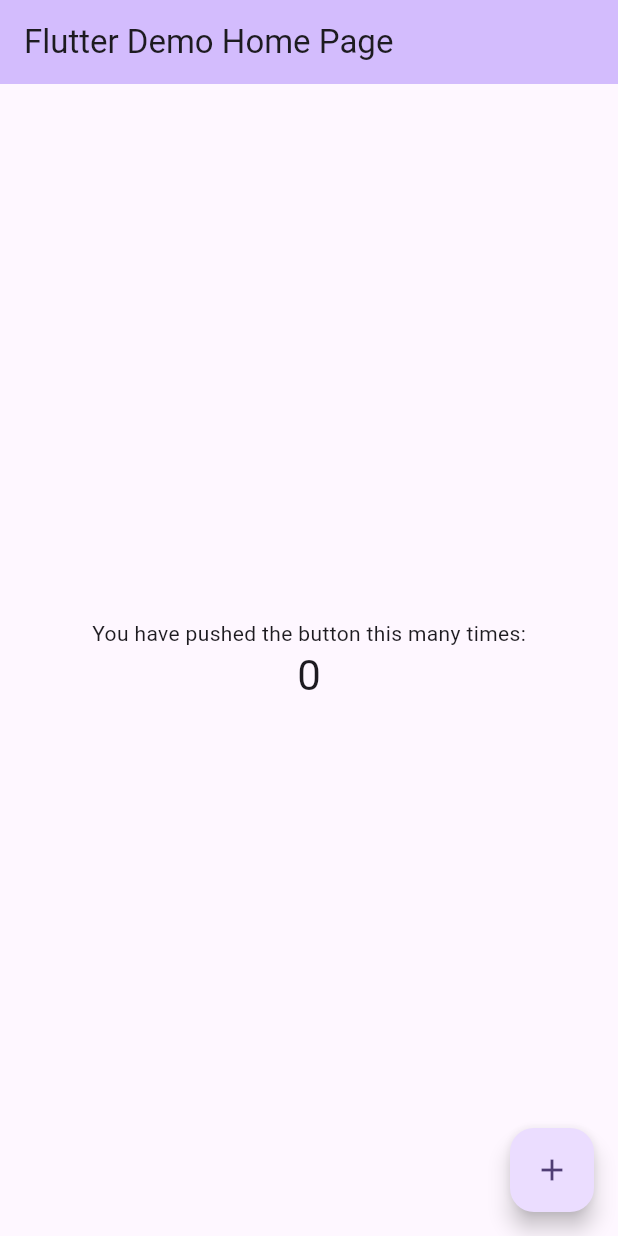
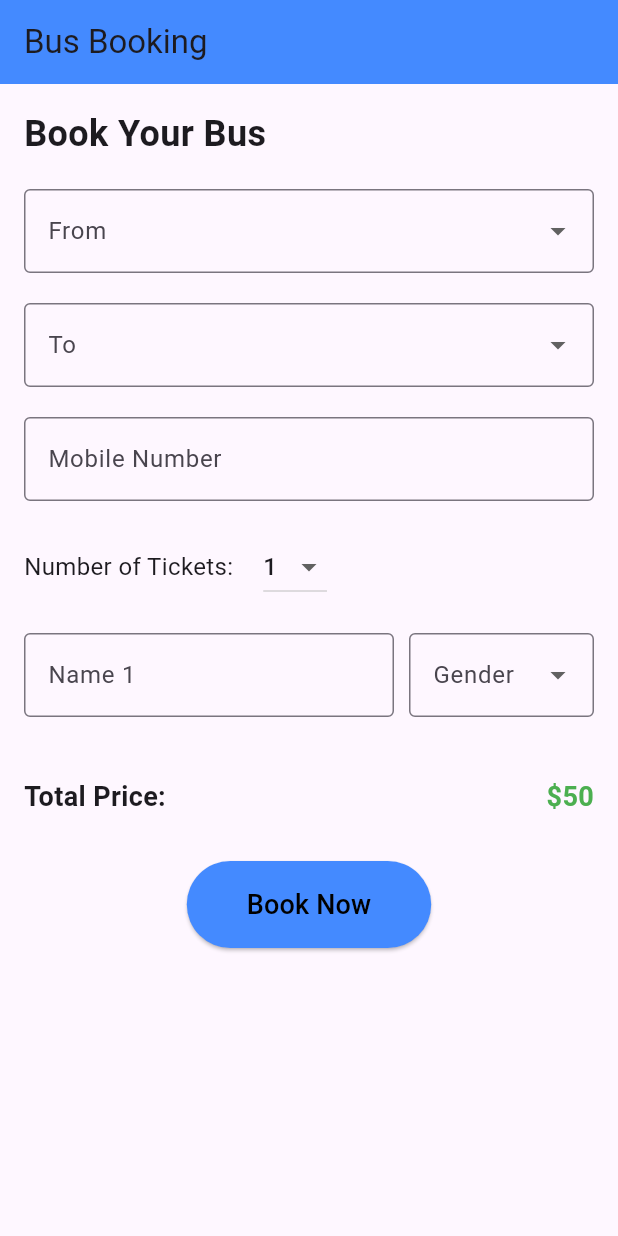
Before and after one commit to neelam1519/FindAny, a Flutter app: the screen it shows after launch, on a phone screen of 412 x 824 dp. Run offline on Flutter 3.47's test engine with Material 3 defaults, Android fonts, the phone set to English and light mode, and no system bars.

Commit message:
intial commit

```diff
--- /dev/null
+++ b/lib/busbooking/busbookinghome.dart
@@ -0,0 +1,263 @@
+import 'package:flutter/material.dart';
+
+class BusBookingHome extends StatefulWidget {
+  const BusBookingHome({super.key});
+
+  @override
+  _BusBookingHomeState createState() => _BusBookingHomeState();
+}
+
+class _BusBookingHomeState extends State<BusBookingHome> {
+  final TextEditingController mobileController = TextEditingController();
+  int ticketCount = 1;
+  final int ticketPrice = 50; // Example price per ticket
+
+  // Dropdown options for locations
+  final List<String> locations = ['City A', 'City B', 'City C', 'City D'];
+  String? selectedFrom;
+  String? selectedTo;
+
+  // Controllers for passenger names and gender selection
+  List<TextEditingController> nameControllers = [];
+  List<String?> selectedGenders = [];
+
+  @override
+  void initState() {
+    super.initState();
+    _initializePassengerDetails();
+  }
+
+  // Initialize controllers and gender selection based on ticket count
+  void _initializePassengerDetails() {
+    nameControllers = List.generate(ticketCount, (_) => TextEditingController());
+    selectedGenders = List.generate(ticketCount, (_) => null);
+  }
+
+  @override
+  void dispose() {
+    for (var controller in nameControllers) {
+      controller.dispose();
+    }
+    mobileController.dispose();
+    super.dispose();
+  }
+
+  @override
+  Widget build(BuildContext context) {
+    int totalPrice = ticketPrice * ticketCount;
+
+    return Scaffold(
+      appBar: AppBar(
+        title: const Text('Bus Booking'),
+        backgroundColor: Colors.blueAccent,
+      ),
+      body: Padding(
+        padding: const EdgeInsets.all(16.0),
+        child: SingleChildScrollView(
+          child: Column(
+            crossAxisAlignment: CrossAxisAlignment.start,
+            children: [
+              const Text(
+                'Book Your Bus',
+                style: TextStyle(fontSize: 24, fontWeight: FontWeight.bold),
+              ),
+              const SizedBox(height: 20),
+
+              // From Dropdown
+              DropdownButtonFormField<String>(
+                decoration: const InputDecoration(
+                  labelText: 'From',
+                  border: OutlineInputBorder(),
+                ),
+                value: selectedFrom,
+                items: locations
+                    .map((location) => DropdownMenuItem(
+                  value: location,
+                  child: Text(location),
+                ))
+                    .toList(),
+                onChanged: (value) {
+                  setState(() {
+                    selectedFrom = value;
+                  });
+                },
+              ),
+              const SizedBox(height: 20),
+
+              // To Dropdown
+              DropdownButtonFormField<String>(
+                decoration: const InputDecoration(
+                  labelText: 'To',
+                  border: OutlineInputBorder(),
+                ),
+                value: selectedTo,
+                items: locations
+                    .map((location) => DropdownMenuItem(
+                  value: location,
+                  child: Text(location),
+                ))
+                    .toList(),
+                onChanged: (value) {
+                  setState(() {
+                    selectedTo = value;
+                  });
+                },
+              ),
+              const SizedBox(height: 20),
+
+              // Mobile Number Input
+              TextField(
+                controller: mobileController,
+                keyboardType: TextInputType.phone,
+                decoration: const InputDecoration(
+                  labelText: 'Mobile Number',
+                  border: OutlineInputBorder(),
+                ),
+              ),
+              const SizedBox(height: 20),
+
+              // Number of Tickets Selector
+              Row(
+                children: [
+                  const Text(
+                    'Number of Tickets:',
+                    style: TextStyle(fontSize: 16),
+                  ),
+                  const SizedBox(width: 20),
+                  DropdownButton<int>(
+                    value: ticketCount,
+                    items: List.generate(10, (index) => index + 1)
+                        .map((num) => DropdownMenuItem(
+                      value: num,
+                      child: Text(num.toString()),
+                    ))
+                        .toList(),
+                    onChanged: (value) {
+                      setState(() {
+                        ticketCount = value ?? 1;
+                        _initializePassengerDetails();
+                      });
+                    },
+                  ),
+                ],
+              ),
+              const SizedBox(height: 20),
+
+              // Dynamic passenger details input fields
+              ListView.builder(
+                shrinkWrap: true,
+                physics: const NeverScrollableScrollPhysics(),
+                itemCount: ticketCount,
+                itemBuilder: (context, index) {
+                  return Padding(
+                    padding: const EdgeInsets.only(bottom: 20.0),
+                    child: Row(
+                      children: [
+                        Expanded(
+                          flex: 2,
+                          child: TextField(
+                            controller: nameControllers[index],
+                            decoration: InputDecoration(
+                              labelText: 'Name ${index + 1}',
+                              border: const OutlineInputBorder(),
+                            ),
+                          ),
+                        ),
+                        const SizedBox(width: 10),
+                        Expanded(
+                          child: DropdownButtonFormField<String>(
+                            decoration: const InputDecoration(
+                              labelText: 'Gender',
+                              border: OutlineInputBorder(),
+                            ),
+                            value: selectedGenders[index],
+                            items: ['Male', 'Female']
+                                .map((gender) => DropdownMenuItem(
+                              value: gender,
+                              child: Text(gender),
+                            ))
+                                .toList(),
+                            onChanged: (value) {
+                              setState(() {
+                                selectedGenders[index] = value;
+                              });
+                            },
+                          ),
+                        ),
+                      ],
+                    ),
+                  );
+                },
+              ),
+              const SizedBox(height: 20),
+
+              // Price Display
+              Row(
+                mainAxisAlignment: MainAxisAlignment.spaceBetween,
+                children: [
+                  const Text(
+                    'Total Price:',
+                    style: TextStyle(fontSize: 18, fontWeight: FontWeight.bold),
+                  ),
+                  Text(
+                    '\$${totalPrice.toString()}',
+                    style: const TextStyle(
+                        fontSize: 18,
+                        fontWeight: FontWeight.bold,
+                        color: Colors.green),
+                  ),
+                ],
+              ),
+              const SizedBox(height: 30),
+
+              // Book Now Button
+              Center(
+                child: ElevatedButton(
+                  onPressed: () {
+                    if (_validateInputs()) {
+                      // Add booking logic here
+                      ScaffoldMessenger.of(context).showSnackBar(
+                        SnackBar(
+                          content: Text(
+                            'Booking successful for $ticketCount ticket(s)!',
+                          ),
+                        ),
+                      );
+                    } else {
+                      ScaffoldMessenger.of(context).showSnackBar(
+                        const SnackBar(
+                          content: Text('Please fill in all the details.'),
+                        ),
+                      );
+                    }
+                  },
+                  style: ElevatedButton.styleFrom(
+                    backgroundColor: Colors.blueAccent,
+                    padding: const EdgeInsets.symmetric(
+                        vertical: 16, horizontal: 40),
+                  ),
+                  child: const Text(
+                    'Book Now',
+                    style: TextStyle(fontSize: 18, color: Colors.black),
+                  ),
+                ),
+              ),
+            ],
+          ),
+        ),
+      ),
+    );
+  }
+
+  // Function to validate the inputs
+  bool _validateInputs() {
+    if (selectedFrom == null ||
+        selectedTo == null ||
+        mobileController.text.isEmpty ||
+        nameControllers.any((controller) => controller.text.isEmpty) ||
+        selectedGenders.contains(null)) {
+      return false;
+    }
+    return true;
+  }
+}
--- /dev/null
+++ b/lib/busbooking/busbookinghomeprovider.dart
@@ -0,0 +1,6 @@
+
+import 'package:flutter/cupertino.dart';
+
+class BusBookingHomeProvider extends ChangeNotifier{
+
+}
--- /dev/null
+++ b/lib/home.dart
@@ -0,0 +1,27 @@
+import 'package:findany/busbooking/busbookinghome.dart';
+import 'package:flutter/material.dart';
+
+class Home extends StatelessWidget {
+  const Home({super.key});
+
+  @override
+  Widget build(BuildContext context) {
+    // Directly navigate to the bus booking home page after build is complete
+    Future.delayed(Duration.zero, () {
+      Navigator.pushReplacement(
+        context,
+        MaterialPageRoute(builder: (context) => const BusBookingHome()),
+      );
+    });
+
+    return Scaffold(
+      appBar: AppBar(
+        title: const Text('FindAny'),
+        backgroundColor: Theme.of(context).colorScheme.inversePrimary,
+      ),
+      body: const Center(
+        child: Text('Redirecting to Bus Booking Home Page...'),
+      ),
+    );
+  }
+}
--- a/lib/main.dart
+++ b/lib/main.dart
@@ -1,4 +1,7 @@
+import 'package:findany/busbooking/busbookinghomeprovider.dart';
 import 'package:flutter/material.dart';
+import 'package:provider/provider.dart';
+import 'package:findany/home.dart';
 
 void main() {
   runApp(const MyApp());
@@ -7,103 +10,20 @@ void main() {
 class MyApp extends StatelessWidget {
   const MyApp({super.key});
 
-  // This widget is the root of your application.
   @override
   Widget build(BuildContext context) {
-    return MaterialApp(
-      title: 'Flutter Demo',
-      theme: ThemeData(
-        colorScheme: ColorScheme.fromSeed(seedColor: Colors.deepPurple),
-        useMaterial3: true,
+    return MultiProvider(
+      providers: [
+        ChangeNotifierProvider(create: (_) => BusBookingHomeProvider()),
+      ],
+      child: MaterialApp(
+        debugShowCheckedModeBanner: false,
+        theme: ThemeData(
+          colorScheme: ColorScheme.fromSeed(seedColor: Colors.deepPurple),
+          useMaterial3: true,
+        ),
+        home: const Home(),
       ),
-      home: const MyHomePage(title: 'Flutter Demo Home Page'),
     );
   }
 }
-class MyHomePage extends StatefulWidget {
-  const MyHomePage({super.key, required this.title});
-
-  // This widget is the home page of your application. It is stateful, meaning
-  // that it has a State object (defined below) that contains fields that affect
-  // how it looks.
-
-  // This class is the configuration for the state. It holds the values (in this
-  // case the title) provided by the parent (in this case the App widget) and
-  // used by the build method of the State. Fields in a Widget subclass are
-  // always marked "final".
-
-  final String title;
-
-  @override
-  State<MyHomePage> createState() => _MyHomePageState();
-}
-
-class _MyHomePageState extends State<MyHomePage> {
-  int _counter = 0;
-
-  void _incrementCounter() {
-    setState(() {
-      // This call to setState tells the Flutter framework that something has
-      // changed in this State, which causes it to rerun the build method below
-      // so that the display can reflect the updated values. If we changed
-      // _counter without calling setState(), then the build method would not be
-      // called again, and so nothing would appear to happen.
-      _counter++;
-    });
-  }
-
-  @override
-  Widget build(BuildContext context) {
-    // This method is rerun every time setState is called, for instance as done
-    // by the _incrementCounter method above.
-    //
-    // The Flutter framework has been optimized to make rerunning build methods
-    // fast, so that you can just rebuild anything that needs updating rather
-    // than having to individually change instances of widgets.
-    return Scaffold(
-      appBar: AppBar(
-        // TRY THIS: Try changing the color here to a specific color (to
-        // Colors.amber, perhaps?) and trigger a hot reload to see the AppBar
-        // change color while the other colors stay the same.
-        backgroundColor: Theme.of(context).colorScheme.inversePrimary,
-        // Here we take the value from the MyHomePage object that was created by
-        // the App.build method, and use it to set our appbar title.
-        title: Text(widget.title),
-      ),
-      body: Center(
-        // Center is a layout widget. It takes a single child and positions it
-        // in the middle of the parent.
-        child: Column(
-          // Column is also a layout widget. It takes a list of children and
-          // arranges them vertically. By default, it sizes itself to fit its
-          // children horizontally, and tries to be as tall as its parent.
-          //
-          // Column has various properties to control how it sizes itself and
-          // how it positions its children. Here we use mainAxisAlignment to
-          // center the children vertically; the main axis here is the vertical
-          // axis because Columns are vertical (the cross axis would be
-          // horizontal).
-          //
-          // TRY THIS: Invoke "debug painting" (choose the "Toggle Debug Paint"
-          // action in the IDE, or press "p" in the console), to see the
-          // wireframe for each widget.
-          mainAxisAlignment: MainAxisAlignment.center,
-          children: <Widget>[
-            const Text(
-              'You have pushed the button this many times:',
-            ),
-            Text(
-              '$_counter',
-              style: Theme.of(context).textTheme.headlineMedium,
-            ),
-          ],
-        ),
-      ),
-      floatingActionButton: FloatingActionButton(
-        onPressed: _incrementCounter,
-        tooltip: 'Increment',
-        child: const Icon(Icons.add),
-      ), // This trailing comma makes auto-formatting nicer for build methods.
-    );
-  }
-}
```
Also changed, not shown: pubspec.yaml (+4 -38 lines), pubspec.lock, 5 other files.
